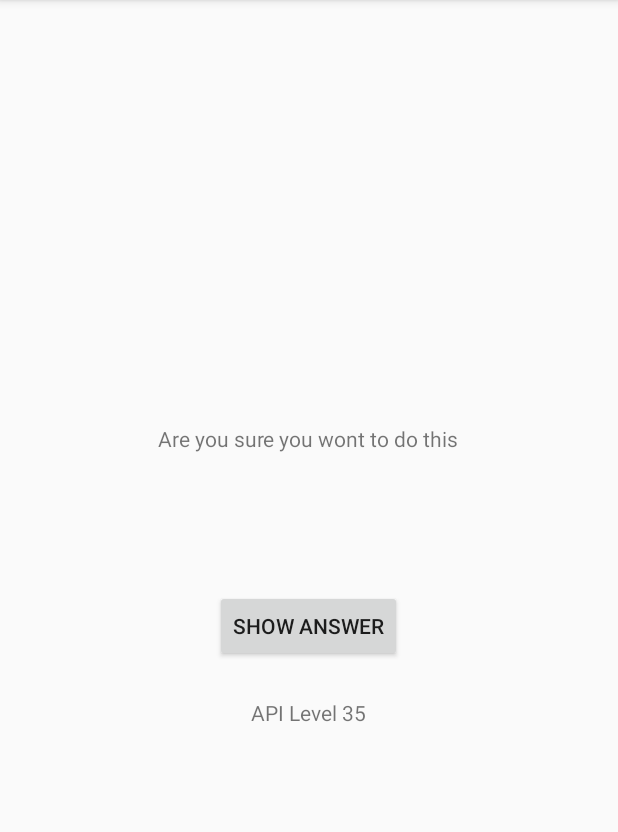
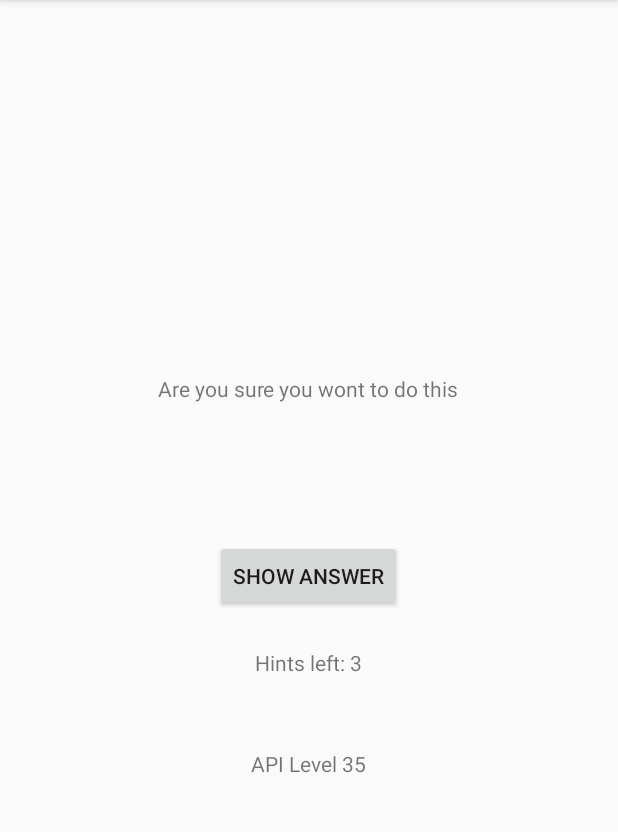
Before and after one commit to Farma20/GeoQuiz-mobile, an Android app: the screen it shows after launch (CheatActivity), after a tap on "CHEAT!", on a phone screen of 412 x 824 dp, the part 84-916 px from its top. Run offline under Robolectric (Android 15) with nearby library versions, the phone set to English and light mode, and no system bars.

Commit message:
Реализованно ограничение на 3 подсказки, после использования 3х подсказок вместо подсказки показывается сообщение об использовании всех подсказок, под кнопкой с подсказкой появился счетчик доступного кол-ва подсказок

```diff
--- a/app/src/main/java/com/bignerdranch/android/geomain/CheatActivity.kt
+++ b/app/src/main/java/com/bignerdranch/android/geomain/CheatActivity.kt
@@ -15,34 +15,45 @@ import android.widget.TextView
 private const val EXTRA_ANSWER_IS_TRUE = "com.bignerdranch.android.geoquiz.answer_is_true"
 private const val EXTRA_ANSWER_SHOWN = "com.bignerdranch.android.geoquiz.answer_shown"
 private const val IS_CHEATER = "is_cheater"
-private var cheats: Boolean = false
+private const val CHEATS_COUNT = "com.bignerdranch.android.geoquiz.cheats_count"
+private const val ANSWER_IS_CHEAT = "com.bignerdranch.android.geoquiz.answer_is_cheat"
+
 
 class CheatActivity : AppCompatActivity() {
 
     private lateinit var answerTextView: TextView
     private lateinit var apiLvlView: TextView
+    private lateinit var cheatsCountView: TextView
     private lateinit var answerShowButton: Button
     private var answerIsTrue = false
+
 
     @SuppressLint("RestrictedApi")
     override fun onCreate(savedInstanceState: Bundle?) {
         super.onCreate(savedInstanceState)
         setContentView(R.layout.activity_cheat)
 
-        cheats = savedInstanceState?.getBoolean(IS_CHEATER, false) ?: false
+//        cheats = savedInstanceState?.getBoolean(IS_CHEATER, false) ?: false
 
         //Доставание extra из intent при создании activity через main activity
         answerIsTrue = intent.getBooleanExtra(EXTRA_ANSWER_IS_TRUE, false)
+        val cheatsCount = intent.getIntExtra(CHEATS_COUNT, 0)
+        var cheats: Boolean = intent.getBooleanExtra(ANSWER_IS_CHEAT, false)
 
         answerTextView = findViewById(R.id.answer_text_view)
         apiLvlView = findViewById(R.id.api_lvl_view)
         answerShowButton = findViewById(R.id.show_answer_button)
+        cheatsCountView = findViewById(R.id.cheats_count)
+
+        val countCheatsText: CharSequence = "Hints left: "+(3-cheatsCount)
+        cheatsCountView.append(countCheatsText)
 
         //добавление актуальной версии api
         val apiLvl: CharSequence = "API Level " + Build.VERSION.SDK_INT
         apiLvlView.append(apiLvl)
 
         answerShowButton.setOnClickListener {
+           if(cheatsCount < 3 && !cheats){
                cheats = true
                val answerText = when{
                    answerIsTrue -> R.string.true_button
@@ -53,20 +64,30 @@ class CheatActivity : AppCompatActivity() {
            }
 
            if(cheats){
+               val answerText = when{
+                   answerIsTrue -> R.string.true_button
+                   else -> R.string.false_button
+               }
+               answerTextView.setText(answerText)
+           }
+
+           else{
+               answerTextView.setText(R.string.all_cheats_using)
+           }
+        }
+
+        if(cheats){
             answerShowButton.callOnClick()
-            println("Читер!")
         }
-        else{
-            println("не читер!")
-        }
+
 
     }
 
-    override fun onSaveInstanceState(savedInstanceState: Bundle) {
-        super.onSaveInstanceState(savedInstanceState)
-
-        savedInstanceState.putBoolean(IS_CHEATER, cheats)
-    }
+//    override fun onSaveInstanceState(savedInstanceState: Bundle) {
+//        super.onSaveInstanceState(savedInstanceState)
+//
+//        savedInstanceState.putBoolean(IS_CHEATER, cheats)
+//    }
 
     //Функция передачи кода ответа родительской activity
     private fun setAnswerShownResult(isAnswerShown:Boolean){
@@ -78,9 +99,14 @@ class CheatActivity : AppCompatActivity() {
 
     companion object {
         //Функия создающая необходимый интент для открытия новой активити
-        fun newIntent(packageContext: Context, answerIsTrue: Boolean): Intent{
+        fun newIntent(packageContext: Context, answerIsTrue: Boolean,
+                      cheatsCount: Int, answer_cheat:Boolean): Intent{
             return Intent(packageContext, CheatActivity::class.java).apply {
                 putExtra(EXTRA_ANSWER_IS_TRUE, answerIsTrue)
+            }.apply {
+                putExtra(CHEATS_COUNT, cheatsCount)
+            }.apply {
+                putExtra(ANSWER_IS_CHEAT, answer_cheat)
             }
         }
     }
--- a/app/src/main/java/com/bignerdranch/android/geomain/MainActivity.kt
+++ b/app/src/main/java/com/bignerdranch/android/geomain/MainActivity.kt
@@ -87,7 +87,11 @@ class MainActivity : AppCompatActivity() {
             //Создаем новую activity через эту
             //создаем интент, где мы говорим ОС какую activity открывать
             val answerIsTrue = quizViewModel.currentQuestionAnswer
-            val intent = CheatActivity.newIntent(this@MainActivity, answerIsTrue)
+            val intent = CheatActivity.newIntent(
+                this@MainActivity,
+                answerIsTrue,
+                quizViewModel.cheatsCount,
+                quizViewModel.currentQuestionCheats)
 
             //решения проблемы совместимости вызова функции для более высокого уровня api
             if(Build.VERSION.SDK_INT >= Build.VERSION_CODES.M){
--- a/app/src/main/java/com/bignerdranch/android/geomain/QuizViewModel.kt
+++ b/app/src/main/java/com/bignerdranch/android/geomain/QuizViewModel.kt
@@ -16,12 +16,14 @@ class QuizViewModel: ViewModel() {
         Question(R.string.question_asia, true)
     )
     var currentIndex = 0
+    var cheatsCount = 0
     val currentQuestionAnswer: Boolean get() = questionBank[currentIndex].answer
     val currentQuestionText: Int get() = questionBank[currentIndex].textResId
     val currentQuestionCheats: Boolean get() = questionBank[currentIndex].cheat
 
     fun cheats(isCheats:Boolean){
         questionBank[currentIndex].cheat = isCheats
+        cheatsCount++
     }
 
     fun moveToNext(){
--- a/app/src/main/res/layout/activity_cheat.xml
+++ b/app/src/main/res/layout/activity_cheat.xml
@@ -29,10 +29,14 @@
         android:text="@string/show_answer_button"
         />
     <TextView
+        android:id="@+id/cheats_count"
+        android:layout_width="wrap_content"
+        android:layout_height="wrap_content"
+        android:padding="24dp" />
+    <TextView
         android:id="@+id/api_lvl_view"
         android:layout_width="wrap_content"
         android:layout_height="wrap_content"
-        android:padding="24dp"
-        />
+        android:padding="24dp" />
 
 </LinearLayout>
--- a/app/src/main/res/values/strings.xml
+++ b/app/src/main/res/values/strings.xml
@@ -18,4 +18,5 @@
     <string name="show_answer_button">Show Answer</string>
     <string name="cheat_button">Cheat!</string>
     <string name="judgment_toast">Cheating is wrong</string>
+    <string name="all_cheats_using">You have used all the hints</string>
 </resources>
```
Lines whose indentation alone changed are shown as unchanged.
